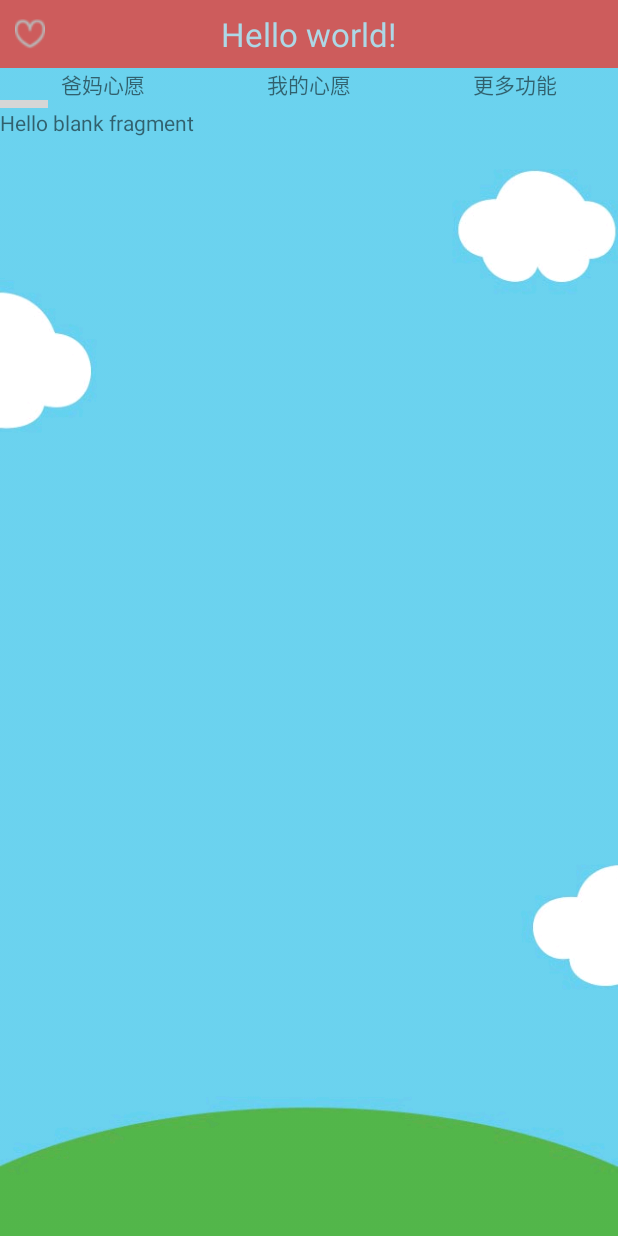
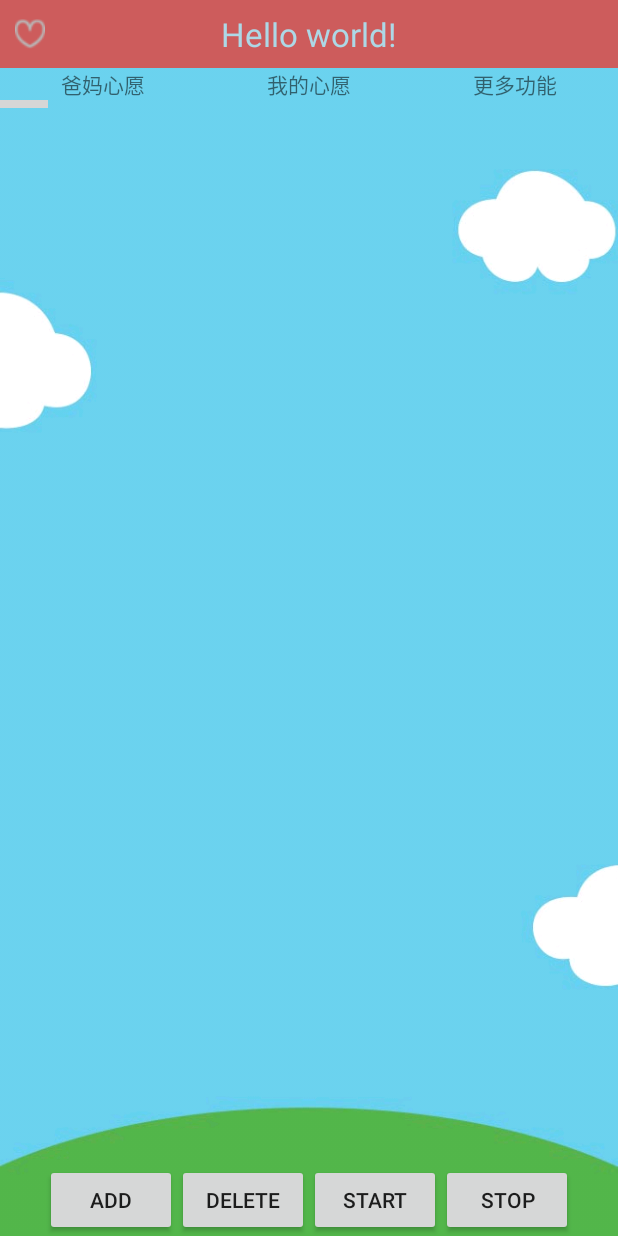
Before and after one commit to GGOD1993/YuLeiAndroidAPP, an Android app: the ChildMsgFragment screen opened directly, with no data from a screen before it, on a phone screen of 412 x 824 dp. Run offline under Robolectric (Android 15) with nearby library versions, the phone set to English and light mode, and no system bars; libraries missing offline, so code that uses them is left out: com.viewpagerindicator; plain views replace UnderlinePageIndicator; 2 statements that could not run were skipped; grey boxes are pictures that could not be loaded.

Commit message:
child move beta

```diff
--- a/app/src/main/java/com/example/pc/myapplication/AppConstant.java
+++ b/app/src/main/java/com/example/pc/myapplication/AppConstant.java
@@ -21,18 +21,32 @@ public class AppConstant {
   public static final int PARENT_ADDSYSTEMTASK_REQUESTCODE = 8;
   public static final int PARENT_ADDSYSTEMTASK_RESULTCODE = 9;
 
+
+
+  //孩子端控件漂浮参数
+  public static final int START_MOVE = 10;
+  public static final int STOP_MOVE = 11;
+  public static final int MOVE_INTERVAL_TIME = 100;
+  public static final int LEFT_DIRECTION = 1;
+  public static final int RIGHT_DIRECTION = -1;
+  public static final int UP_DIRECTION = 2;
+  public static final int DOWN_DIRECTION = -2;
+  public static final int TOP_SPEED = 5;
+
+  //网络请求返回code
   public static final int NEW_USER_SUCCESS = 1105;
   public static final int LOGIN_SUCCESS = 1201;
   public static final int LOGOUT_SUCCESS = 1203;
   public static final int SET_DIY_TASK_SUCCESS = 1302;
 
-  public static String COOKIE = "";
-
   public static final String FROM_USERID = "from_userid";
   public static final String PREFERENCE_NAME = "yulei";
   public static final String CLICKED_SYSTEM_TASK = "clickedSystemTask";
+
+
+
+  //网络请求URL
   public static final String HOST = "http://byhands.sinaapp.com";
-
   public static final String NEW_USER_URL= HOST + "/Users/NewUser.php";
   public static final String LOGIN_IN_URL = HOST + "/Users/Login.php";
   public static final String LOGIN_OUT_URL = HOST + "/Users/Logout.php";
--- a/app/src/main/java/com/example/pc/myapplication/fragment/child/ChildMsgFragment.java
+++ b/app/src/main/java/com/example/pc/myapplication/fragment/child/ChildMsgFragment.java
@@ -6,10 +6,24 @@ import android.support.v4.app.Fragment;
 import android.view.LayoutInflater;
 import android.view.View;
 import android.view.ViewGroup;
+import android.widget.Button;
 
 import com.example.pc.myapplication.R;
+import com.example.pc.myapplication.ViewStyle.ActiveView;
+import com.example.pc.myapplication.ViewStyle.ActiveViewGroup;
+import com.example.pc.myapplication.utils.ActiveHelper;
 
 public class ChildMsgFragment extends Fragment {
+
+  private Button add;
+  private Button delete;
+  private Button start;
+  private Button stop;
+
+  private ActiveViewGroup activeViewGroup;
+
+  private ActiveHelper activeHelper;
+
 
   private OnChildMsgFragmentInteractionListener mListener;
 
@@ -33,9 +47,50 @@ public class ChildMsgFragment extends Fragment {
   @Override
   public View onCreateView(LayoutInflater inflater, ViewGroup container,
                            Bundle savedInstanceState) {
+    View v = inflater.inflate(R.layout.fragment_child_msg, container, false);
+    add = (Button) v.findViewById(R.id.add);
+    delete = (Button) v.findViewById(R.id.delete);
+    start = (Button) v.findViewById(R.id.start);
+    stop = (Button) v.findViewById(R.id.stop);
+    activeViewGroup = (ActiveViewGroup) v.findViewById(R.id.activeViewGroup);
+    activeHelper = new ActiveHelper(activeViewGroup);
 
 
-        return inflater.inflate(R.layout.fragment_child_msg, container, false);
+    add.setOnClickListener(new View.OnClickListener() {
+      @Override
+      public void onClick(View v) {
+        ActiveView activeView = new ActiveView(getActivity());
+        activeView.setImageResource(R.mipmap.ic_launcher);
+        ViewGroup.LayoutParams layoutParams = new ViewGroup.LayoutParams(ViewGroup.LayoutParams.WRAP_CONTENT, ViewGroup.LayoutParams.WRAP_CONTENT);
+        activeView.setLayoutParams(layoutParams);
+        activeViewGroup.addActiveView(activeView);
+      }
+    });
+
+    delete.setOnClickListener(new View.OnClickListener() {
+      @Override
+      public void onClick(View v) {
+        if (activeViewGroup.getChildCount() != 0) {
+          activeViewGroup.removeActiveViewAt(activeViewGroup.getChildCount() - 1);
+        }
+      }
+    });
+
+    start.setOnClickListener(new View.OnClickListener() {
+      @Override
+      public void onClick(View v) {
+        activeHelper.startMove();
+      }
+    });
+
+    stop.setOnClickListener(new View.OnClickListener() {
+      @Override
+      public void onClick(View v) {
+        activeHelper.stopMove();
+      }
+    });
+
+    return v;
   }
 
     @Override
--- a/app/src/main/res/layout/fragment_child_msg.xml
+++ b/app/src/main/res/layout/fragment_child_msg.xml
@@ -1,10 +1,43 @@
-<FrameLayout xmlns:android="http://schemas.android.com/apk/res/android"
-    xmlns:tools="http://schemas.android.com/tools" android:layout_width="match_parent"
-    android:layout_height="match_parent"
-    tools:context="com.example.pc.myapplication.fragment.child.ChildMsgFragment">
+<RelativeLayout xmlns:android="http://schemas.android.com/apk/res/android"
+    android:layout_width="match_parent"
+    android:layout_height="match_parent">
 
-    <!-- TODO: Update blank fragment layout -->
-    <TextView android:layout_width="match_parent" android:layout_height="match_parent"
-        android:text="@string/hello_blank_fragment" />
+    <LinearLayout
+        android:id="@+id/button"
+        android:layout_width="wrap_content"
+        android:layout_height="wrap_content"
+        android:layout_centerHorizontal="true"
+        android:layout_alignParentBottom="true">
 
-</FrameLayout>
+        <Button
+            android:id="@+id/add"
+            android:layout_width="wrap_content"
+            android:layout_height="wrap_content"
+            android:text="add"/>
+
+        <Button
+            android:id="@+id/delete"
+            android:layout_width="wrap_content"
+            android:layout_height="wrap_content"
+            android:text="delete"/>
+
+        <Button
+            android:id="@+id/start"
+            android:layout_width="wrap_content"
+            android:layout_height="wrap_content"
+            android:text="start"/>
+
+        <Button
+            android:id="@+id/stop"
+            android:layout_width="wrap_content"
+            android:layout_height="wrap_content"
+            android:text="stop"/>
+        </LinearLayout>
+
+    <com.example.pc.myapplication.ViewStyle.ActiveViewGroup
+        android:id="@+id/activeViewGroup"
+        android:layout_width="wrap_content"
+        android:layout_height="wrap_content"
+        android:layout_above="@id/button"/>
+
+</RelativeLayout>
```
Lines whose indentation alone changed are shown as unchanged.
